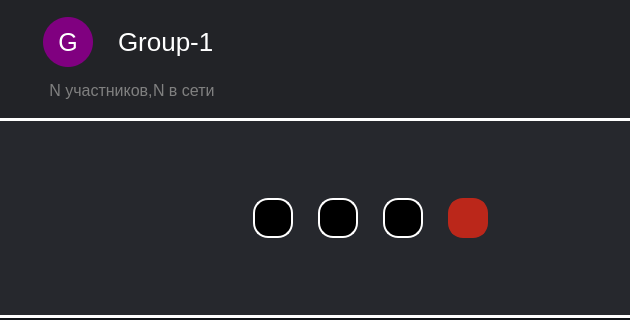
DmitryGorny/Zcord, file Zcord/GUI/Group/Group.ui: the form before one commit; both pictures show x 0 to 630 and y 0 to 320 of the 743 by 673 pixel window.
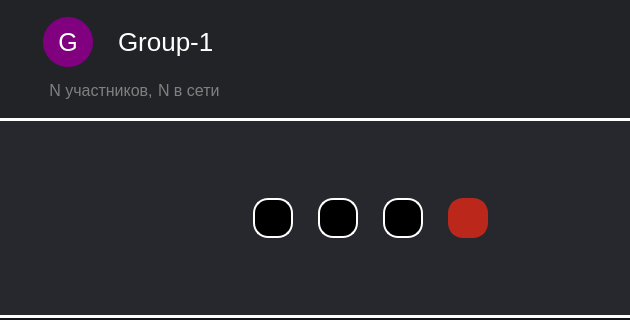
The form after the commit. Icons and pictures are not drawn.

Diff of the .ui file:
```diff
--- a/Zcord/GUI/Group/Group.ui
+++ b/Zcord/GUI/Group/Group.ui
@@ -83,7 +83,7 @@
           <item>
            <widget class="QFrame" name="verticalFrame">
             <property name="sizePolicy">
-             <sizepolicy hsizetype="Fixed" vsizetype="Preferred">
+             <sizepolicy hsizetype="Expanding" vsizetype="Preferred">
               <horstretch>0</horstretch>
               <verstretch>0</verstretch>
              </sizepolicy>
@@ -108,7 +108,7 @@
               <widget class="QFrame" name="UserIconAndNickInChat_2">
                <layout class="QHBoxLayout" name="LogoAndNickName_2">
                 <property name="spacing">
-                 <number>25</number>
+                 <number>15</number>
                 </property>
                 <property name="bottomMargin">
                  <number>5</number>
@@ -140,22 +140,39 @@
                  </widget>
                 </item>
                 <item>
-                 <widget class="QLabel" name="GroupName">
-                  <property name="sizePolicy">
-                   <sizepolicy hsizetype="Fixed" vsizetype="Fixed">
-                    <horstretch>0</horstretch>
-                    <verstretch>0</verstretch>
-                   </sizepolicy>
-                  </property>
+                 <widget class="QPushButton" name="GroupName">
                   <property name="minimumSize">
                    <size>
-                    <width>50</width>
-                    <height>50</height>
+                    <width>135</width>
+                    <height>0</height>
                    </size>
                   </property>
                   <property name="styleSheet">
-                   <string notr="true">font-size:26px;
-color:white;</string>
+                   <string notr="true">QPushButton {
+    font-size:26px;
+	color:white;
+	border:none;
+	padding:5px;
+	padding-left:10px;
+	padding-right:30px;
+	border-radius:15%;
+	text-align:left;
+}
+
+QPushButton:hover {
+    background: rgba(255, 255, 255, 40);
+	background-image:url(:/icons/icon/icons8-редактировать-25.png);
+    background-position:right; 
+	background-repeat:no-repeat;
+}
+
+QPushButton:pressed {
+     background: rgba(255, 255, 255, 90);
+	background-image:url(:/icons/icon/icons8-редактировать-25.png);
+    background-position:right; 
+	background-repeat:no-repeat;
+}
+</string>
                   </property>
                   <property name="text">
                    <string>Group-1</string>
@@ -167,9 +184,15 @@
              </item>
              <item>
               <widget class="QFrame" name="horizontalFrame">
+               <property name="sizePolicy">
+                <sizepolicy hsizetype="Fixed" vsizetype="Fixed">
+                 <horstretch>0</horstretch>
+                 <verstretch>0</verstretch>
+                </sizepolicy>
+               </property>
                <layout class="QHBoxLayout" name="horizontalLayout_2">
                 <property name="spacing">
-                 <number>0</number>
+                 <number>5</number>
                 </property>
                 <property name="leftMargin">
                  <number>15</number>
```
Left out of the diff: 37 changed lines with no effect on the pictures.
